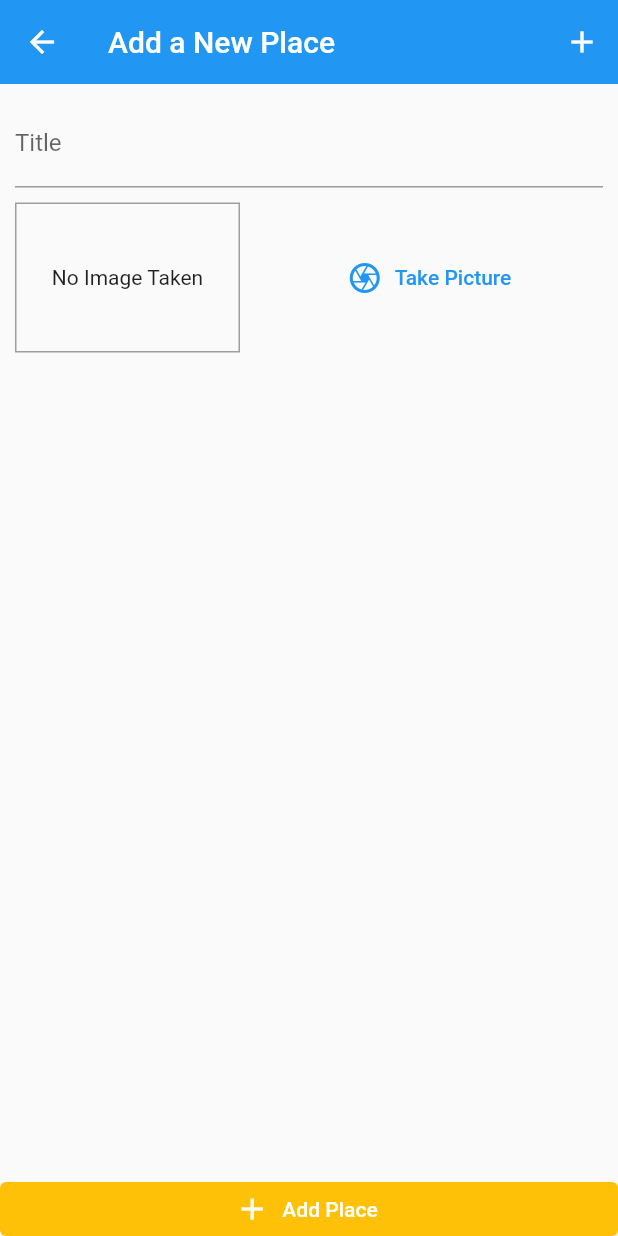
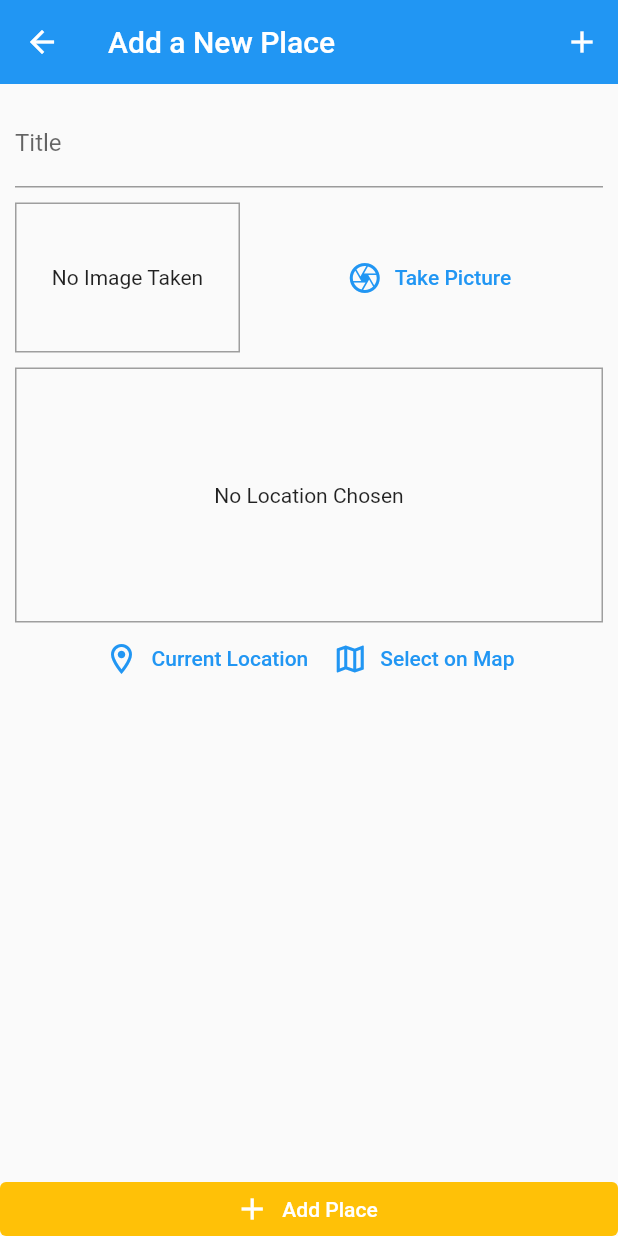
Before and after one commit to Manoj882/great_places_app, a Flutter app: the AddPlaceScreen screen opened by its route, on a phone screen of 412 x 824 dp. Run offline on Flutter 3.47's test engine with Material 2 defaults, Android fonts, the phone set to English and light mode, and no system bars; our stand-ins replace image_picker, location, sqflite; accounts and stored records are empty.

Commit message:
fetched the user current location coordinates (i.e. latitude & longitude)

```diff
--- a/lib/screens/add_place_screen.dart
+++ b/lib/screens/add_place_screen.dart
@@ -3,6 +3,7 @@ import 'dart:io';
 import 'package:flutter/material.dart';
 import 'package:places_app/providers/great_places_provider.dart';
 import 'package:places_app/widgets/image_input.dart';
+import 'package:places_app/widgets/location_input.dart';
 import 'package:provider/provider.dart';
 
 class AddPlaceScreen extends StatefulWidget {
@@ -65,6 +66,8 @@ class _AddPlaceScreenState extends State<AddPlaceScreen> {
                     ImageInput(
                       onSelectImage: _selectImage,
                     ),
+                    SizedBox(height: 10,),
+                    LocationInput(),
                   ],
                 ),
               ),
--- /dev/null
+++ b/lib/widgets/location_input.dart
@@ -0,0 +1,62 @@
+import 'package:flutter/cupertino.dart';
+import 'package:flutter/material.dart';
+import 'package:flutter/src/widgets/container.dart';
+import 'package:flutter/src/widgets/framework.dart';
+import 'package:location/location.dart';
+
+class LocationInput extends StatefulWidget {
+  const LocationInput({super.key});
+
+  @override
+  State<LocationInput> createState() => _LocationInputState();
+}
+
+class _LocationInputState extends State<LocationInput> {
+  String? _previewImageUrl;
+
+  Future<void> _getCurrentUserLocation() async{
+    final locData = await Location().getLocation();
+    print(locData.latitude);
+    print(locData.longitude);
+  }
+  @override
+  Widget build(BuildContext context) {
+    return Column(
+      children: [
+        Container(
+          height: 170,
+          width: double.infinity,
+          alignment: Alignment.center,
+          decoration: BoxDecoration(
+            border: Border.all(
+              width: 1,
+              color: Colors.grey,
+            ),
+          ),
+          child: _previewImageUrl == null
+              ? Text('No Location Chosen')
+              : Image.network(
+                  _previewImageUrl!,
+                  fit: BoxFit.cover,
+                  width: double.infinity,
+                ),
+        ),
+        Row(
+          mainAxisAlignment: MainAxisAlignment.center,
+          children: [
+            TextButton.icon(
+              onPressed: _getCurrentUserLocation,
+              icon: Icon(Icons.location_on_outlined),
+              label: Text('Current Location'),
+            ),
+            TextButton.icon(
+              onPressed: () {},
+              icon: Icon(Icons.map_outlined),
+              label: Text('Select on Map'),
+            ),
+          ],
+        ),
+      ],
+    );
+  }
+}
```
Also changed, not shown: 2 other files.
